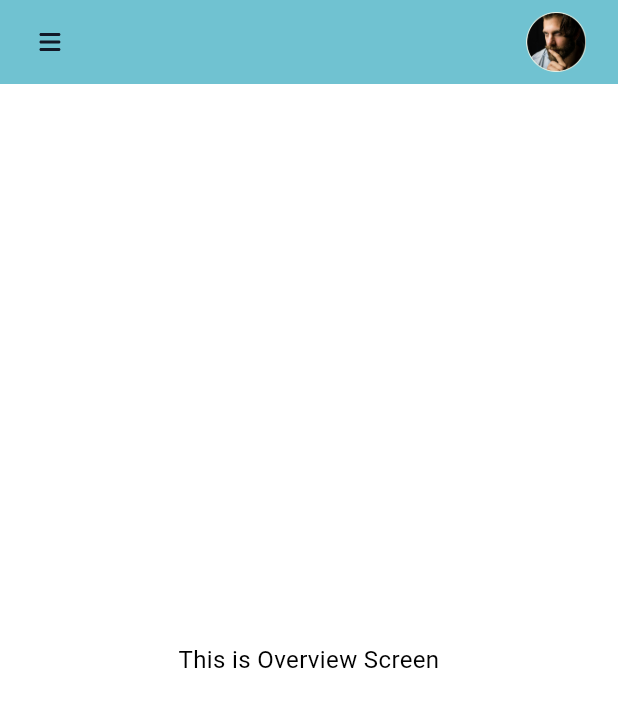
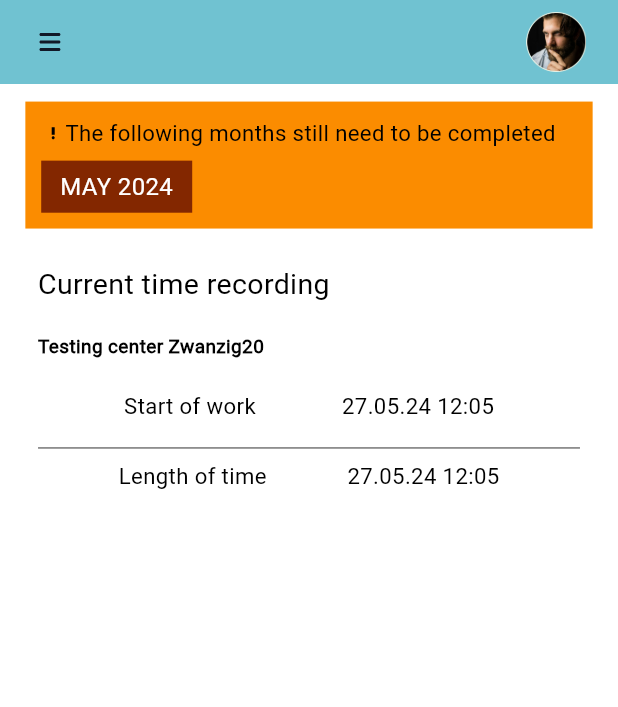
Before and after one commit to bdCalling-Sdt-hub/Optly-App, a Flutter app: the OverviewScreen screen opened by its route, on a phone screen of 412 x 824 dp. Shown: the top 707 px of the screen. Run offline on Flutter 3.47's test engine with Material 3 defaults, Android fonts, the phone set to English and light mode, and no system bars; our stand-ins replace flutter_screenutil, flutter_spinkit, flutter_svg, get, shared_preferences; accounts and stored records are empty.

Commit message:
Overview Screen 50% done

```diff
--- a/lib/themes/light_theme.dart
+++ b/lib/themes/light_theme.dart
@@ -5,22 +5,22 @@ ThemeData light({Color color = const Color(0xFF70c2d1)}) => ThemeData(
       fontFamily: 'Roboto',
       iconTheme: IconThemeData(color: AppColors.primaryColor),
       primaryColor: color,
-      secondaryHeaderColor: Color(0xFF1ED7AA),
+      secondaryHeaderColor: Color(0xFF7c7c7c),
       disabledColor: Color(0xFFBABFC4),
       brightness: Brightness.light,
       hintColor: Color(0xFF9F9F9F),
       cardColor: Colors.white,
       bottomNavigationBarTheme: BottomNavigationBarThemeData(
-        backgroundColor: AppColors.primaryColor,
+        backgroundColor: AppColors.backgroundColor,
         elevation: 5,
       ),
       textButtonTheme: TextButtonThemeData(
           style: TextButton.styleFrom(foregroundColor: color)),
       colorScheme: ColorScheme.light(primary: color, secondary: color)
-          .copyWith(background: const Color(0xFFF3F3F3))
+          .copyWith(background: const Color(0xFF7c7c7c))
           .copyWith(error: Color(0xFFE84D4F)),
       appBarTheme: AppBarTheme(
-        backgroundColor: AppColors.backgroundColor,
+        backgroundColor: AppColors.primaryColor,
         centerTitle: true,
         iconTheme: const IconThemeData(
             color: Colors.black), // Set app bar icons color to black
--- a/lib/utils/app_colors.dart
+++ b/lib/utils/app_colors.dart
@@ -2,7 +2,7 @@ import 'package:flutter/material.dart';
 
 class AppColors {
   static Color primaryColor = const Color(0xFF70c2d1);
-  static Color backgroundColor = const Color(0xFFE8E8E8);
+  static Color backgroundColor = const Color(0xFF7c7c7c);
   static Color greyColor = const Color(0xFF767676);
   static Color fieldColor = const Color(0xFFe8f0fe);
   static const Color white = Color(0xffFFFFFF);
--- a/lib/utils/app_icons.dart
+++ b/lib/utils/app_icons.dart
@@ -16,4 +16,5 @@ class AppIcons{
   static const String hygieneMain = "$basePath/menu-alt-3.svg";
   static const String absences = "$basePath/identification.svg";
   static const String inventories = "$basePath/view-grid-add.svg";
+  static const String exclamation = "$basePath/exclamation.svg";
 }
--- a/lib/views/screens/overviewScreen/overview_screen.dart
+++ b/lib/views/screens/overviewScreen/overview_screen.dart
@@ -8,6 +8,7 @@ import 'package:optly/utils/app_images.dart';
 import 'package:optly/views/widgets/custom_text.dart';
 import '../../../controller/overview_controller.dart';
 import '../../../utils/app_icons.dart';
+import '../../../utils/app_strings.dart';
 import 'innerWidget/overview_drawer.dart';
 
 class OverviewScreen extends StatelessWidget {
@@ -19,7 +20,6 @@ class OverviewScreen extends StatelessWidget {
     return Scaffold(
       key: _overviewController.scaffoldKey,
       appBar: AppBar(
-        backgroundColor: AppColors.primaryColor,
         leading: Padding(
           padding: EdgeInsets.only(left: 10.w),
           child: IconButton(
@@ -42,13 +42,112 @@ class OverviewScreen extends StatelessWidget {
         ],
       ),
       drawer: OverviewDrawer(),
-      body: Center(
+      body: Padding(
+        padding: EdgeInsets.symmetric(horizontal: 16.w, vertical: 12.h),
         child: Column(
-          mainAxisAlignment: MainAxisAlignment.center,
           children: [
-            CustomText(
-              text: 'This is Overview Screen',
+            //==============================> May 2024 Container <===========================
+            Container(
+              decoration: BoxDecoration(
+                color: Color(0xfffb8c00),
+              ),
+              child: Padding(
+                padding: EdgeInsets.all(10.0.w),
+                child: Column(
+                  crossAxisAlignment: CrossAxisAlignment.start,
+                  children: [
+                    Row(
+                      children: [
+                        SvgPicture.asset(AppIcons.exclamation),
+                        CustomText(
+                          text: AppString.theFollowing,
+                          fontsize: 14.w,
+                          maxline: 2,
+                        )
+                      ],
+                    ),
+                    SizedBox(height: 8.h),
+                    //==================================> Register Button <===========================
+                    GestureDetector(
+                      onTap: () {
+                        //Get.toNamed(AppRoutes.overviewScreen);
+                      },
+                      child: Container(
+                        decoration:
+                            const BoxDecoration(color: Color(0xff832700)),
+                        child: Padding(
+                          padding: EdgeInsets.symmetric(
+                              horizontal: 12.w, vertical: 6.h),
+                          child: CustomText(
+                            text: 'MAY 2024',
+                            color: AppColors.white,
+                          ),
+                        ),
+                      ),
+                    )
+                  ],
+                ),
+              ),
+            ),
+            SizedBox(height: 12.h),
+            Container(
+              decoration: BoxDecoration(
+                color: AppColors.white
+              ),
+              child: Padding(
+                padding: EdgeInsets.symmetric(horizontal: 8.w, vertical: 12.h),
+                child: Column(
+                  crossAxisAlignment: CrossAxisAlignment.start,
+                  children: [
+                    CustomText(
+                      bottom: 20.h,
+                      text: AppString.currentTime,
+                    fontsize: 18.w,
+                    ),
+                    CustomText(
+                      bottom: 20.h,
+                      text: AppString.testingCenter,
+                    fontsize: 12.w,
+                      fontWeight: FontWeight.w600,
+                    ),
+                    //=======================> Start Of Work Row <=========================
+                    Row(
+                      mainAxisAlignment: MainAxisAlignment.spaceEvenly,
+                      children: [
+                        CustomText(
+                          bottom: 10.h,
+                          text: AppString.startOfWork,
+                          fontsize: 14.w,
+                        ),
+                        CustomText(
+                          bottom: 10.h,
+                          text: '27.05.24 12:05',
+                          fontsize: 14.w,
+                        ),
+                      ],
+                    ),
+                    Divider(color: AppColors.greyColor,),
+                    //=============================> Length of Time Row <=====================
+                    Row(
+                      mainAxisAlignment: MainAxisAlignment.spaceEvenly,
+                      children: [
+                        CustomText(
+                          bottom: 10.h,
+                          text: AppString.lengthOfTime,
+                          fontsize: 14.w,
+                        ),
+                        CustomText(
+                          bottom: 10.h,
+                          text: '27.05.24 12:05',
+                          fontsize: 14.w,
+                        ),
+                      ],
+                    ),
+                  ],
+                ),
+              ),
             )
+
           ],
         ),
       ),
```
Also changed, not shown: assets/icons/exclamation.svg (added), lib/generated/assets.dart.
